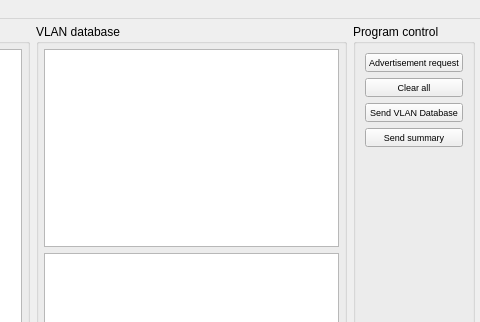
Above: src/gui/mainwindow.ui from MartinUbl/kiv-psi-vtpgui before the change; both pictures show x 598 to 1078 and y 0 to 322 of the 1078 by 685 pixel window. Below: the same form after it.
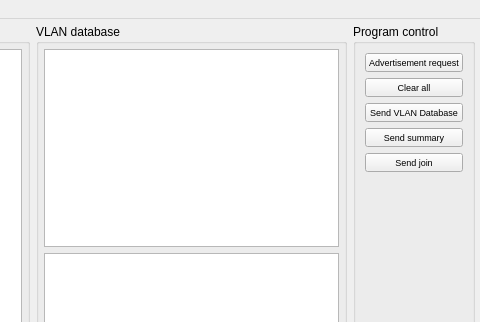
That is the form after the change.

Commit message: Implemented JOIN message (pruning-related)

```diff
--- a/src/gui/mainwindow.ui
+++ b/src/gui/mainwindow.ui
@@ -359,6 +359,18 @@
            </property>
           </widget>
          </item>
+         <item>
+          <widget class="QPushButton" name="joinSendButton">
+           <property name="font">
+            <font>
+             <pointsize>7</pointsize>
+            </font>
+           </property>
+           <property name="text">
+            <string>Send join</string>
+           </property>
+          </widget>
+         </item>
          <item>
           <spacer name="verticalSpacer">
            <property name="orientation">
```
The commit also changes 6 other files.
